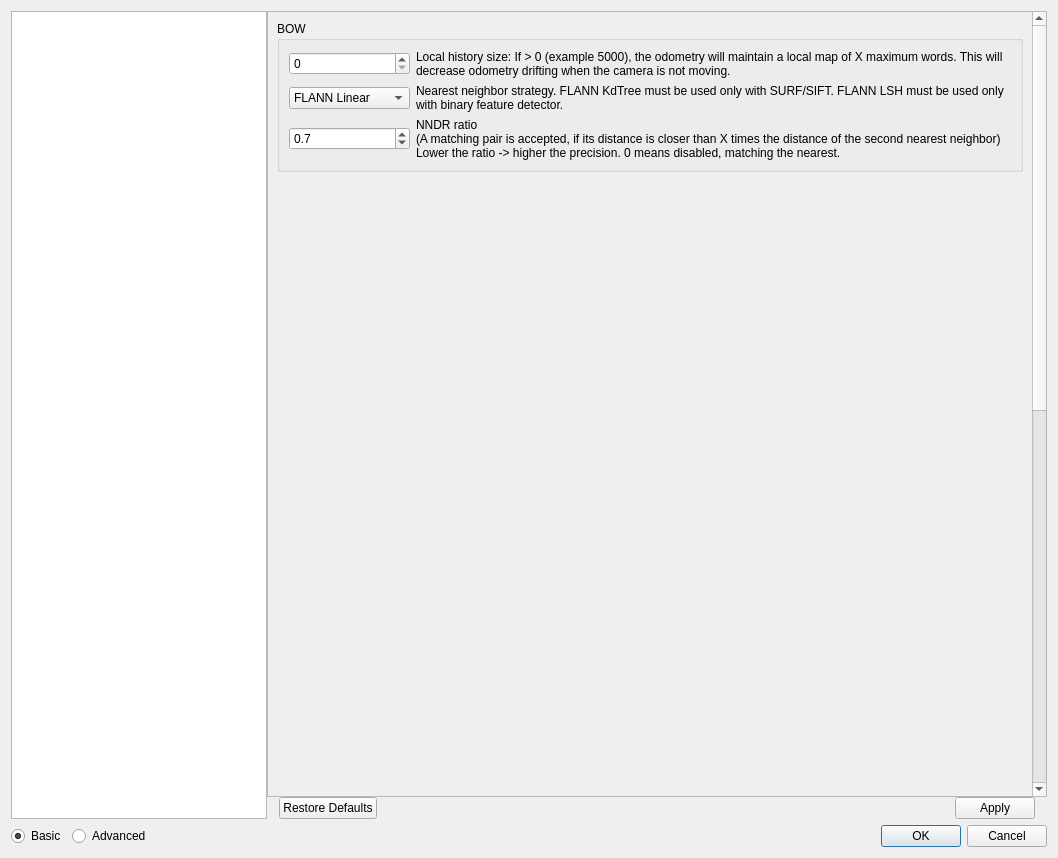
Old version of the form guilib/src/ui/preferencesDialog.ui in the repository introlab/rtabmap.
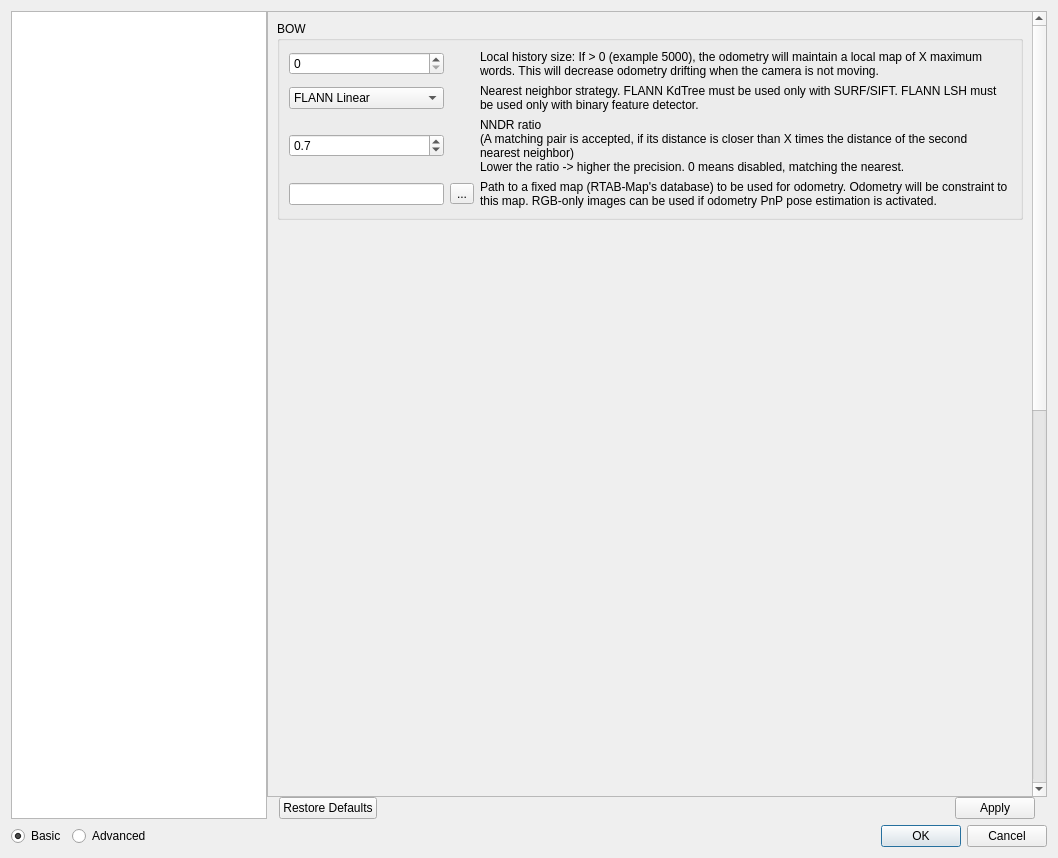
New version of the form. The open tabs and pages were chosen to show the change. Icons and pictures are not drawn. Custom widgets are drawn as their Qt base class.

Commit message: Added OdomBow/FixedLocalMapPath parameter

```diff
--- a/guilib/src/ui/preferencesDialog.ui
+++ b/guilib/src/ui/preferencesDialog.ui
@@ -63,9 +63,9 @@
           <property name="geometry">
            <rect>
             <x>0</x>
-            <y>-837</y>
-            <width>755</width>
-            <height>1591</height>
+            <y>0</y>
+            <width>760</width>
+            <height>1570</height>
            </rect>
           </property>
           <layout class="QVBoxLayout" name="verticalLayout_16">
@@ -7387,8 +7387,8 @@
                    <property name="title">
                     <string>BOW</string>
                    </property>
-                   <layout class="QGridLayout" name="gridLayout_29" columnstretch="0,1">
-                    <item row="0" column="0">
+                   <layout class="QGridLayout" name="gridLayout_29" columnstretch="0,1,0,0">
+                    <item row="0" column="1">
                      <widget class="QSpinBox" name="odom_localHistory">
                       <property name="minimum">
                        <number>0</number>
@@ -7404,7 +7404,7 @@
                       </property>
                      </widget>
                     </item>
-                    <item row="0" column="1">
+                    <item row="0" column="3">
                      <widget class="QLabel" name="label_190">
                       <property name="text">
                        <string>Local history size: If &gt; 0 (example 5000), the odometry will maintain a local map of X maximum words. This will decrease odometry drifting when the camera is not moving.</string>
@@ -7414,7 +7414,7 @@
                       </property>
                      </widget>
                     </item>
-                    <item row="1" column="0">
+                    <item row="1" column="1">
                      <widget class="QComboBox" name="odom_bin_nn">
                       <property name="sizeAdjustPolicy">
                        <enum>QComboBox::AdjustToContents</enum>
@@ -7446,7 +7446,7 @@
                       </item>
                      </widget>
                     </item>
-                    <item row="1" column="1">
+                    <item row="1" column="3">
                      <widget class="QLabel" name="label_201">
                       <property name="text">
                        <string>Nearest neighbor strategy. FLANN KdTree must be used only with SURF/SIFT. FLANN LSH must be used only with binary feature detector.</string>
@@ -7456,7 +7456,7 @@
                       </property>
                      </widget>
                     </item>
-                    <item row="2" column="0">
+                    <item row="2" column="1">
                      <widget class="QDoubleSpinBox" name="odom_bin_nndrRatio">
                       <property name="decimals">
                        <number>1</number>
@@ -7475,7 +7475,7 @@
                       </property>
                      </widget>
                     </item>
-                    <item row="2" column="1">
+                    <item row="2" column="3">
                      <widget class="QLabel" name="label_202">
                       <property name="text">
                        <string>NNDR ratio
@@ -7487,6 +7487,26 @@
                       </property>
                      </widget>
                     </item>
+                    <item row="3" column="1">
+                     <widget class="QLineEdit" name="odom_fixedLocalMapPath"/>
+                    </item>
+                    <item row="3" column="3">
+                     <widget class="QLabel" name="label_239">
+                      <property name="text">
+                       <string>Path to a fixed map (RTAB-Map's database) to be used for odometry. Odometry will be constraint to this map. RGB-only images can be used if odometry PnP pose estimation is activated.</string>
+                      </property>
+                      <property name="wordWrap">
+                       <bool>true</bool>
+                      </property>
+                     </widget>
+                    </item>
+                    <item row="3" column="2">
+                     <widget class="QToolButton" name="toolButton_odomBowFixedLocalMap">
+                      <property name="text">
+                       <string>...</string>
+                      </property>
+                     </widget>
+                    </item>
                    </layout>
                   </widget>
                  </item>
```
Left out of the diff: 2 changed lines with no effect on the pictures. The commit also changes 11 other files.
